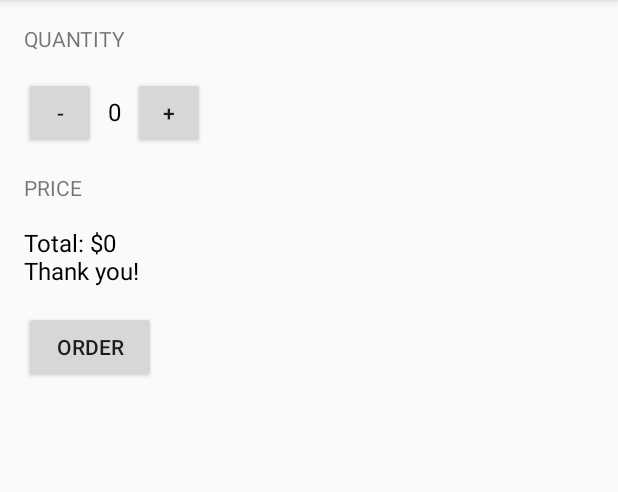
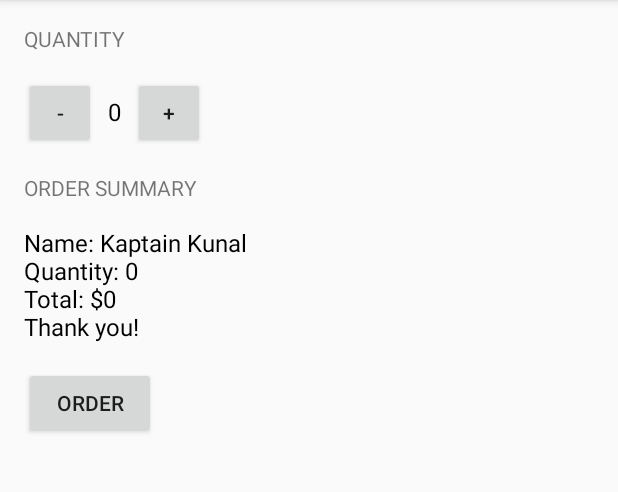
Before and after one commit to Homeye/Udacity-Google-Challenge-Scholarship-Android-Basics, an Android app: the screen it shows after launch (MainActivity), after a tap on "ORDER", on a phone screen of 412 x 824 dp, the part 84-576 px from its top. Run offline under Robolectric (Android 15) with nearby library versions, the phone set to English and light mode, and no system bars.

Commit message:
updated some stuff

```diff
--- a/JustJava/app/src/main/java/com/example/homeye/justjava/MainActivity.java
+++ b/JustJava/app/src/main/java/com/example/homeye/justjava/MainActivity.java
@@ -4,8 +4,6 @@ import android.os.Bundle;
 import android.support.v7.app.AppCompatActivity;
 import android.view.View;
 import android.widget.TextView;
-
-import java.text.NumberFormat;
 
 /**
  * This app displays an order form to order coffee.
@@ -25,7 +23,7 @@ public class MainActivity extends AppCompatActivity {
      */
     public void increment(View view) {
         quantity++;
-        display(quantity);
+        displayQuantity(quantity);
     }
 
     /**
@@ -35,40 +33,49 @@ public class MainActivity extends AppCompatActivity {
         if (quantity > 0) {
             quantity--;
         }
-        display(quantity);
+        displayQuantity(quantity);
     }
 
     /**
      * This method is called when the order button is clicked.
      */
     public void submitOrder(View view) {
-        int price = quantity * 5;
-        String priceMessage = "Total: $" + price + "\nThank you!";
-        displayMessage(priceMessage);
+        displayMessage(createOrderSummary(calculatePrice()));
+    }
+
+    /**
+     * Calculates the price of the order.
+     *
+     * @return total price
+     */
+    private int calculatePrice() {
+        return quantity * 5;
+    }
+
+    /**
+     * Create summary of the order.
+     *
+     * @param price of the order
+     * @return text summary
+     */
+    private String createOrderSummary(int price) {
+        return "Name: Kaptain Kunal" + "\nQuantity: " + quantity + "\nTotal: $" + price + "\nThank you!";
     }
 
     /**
      * This method displays the given quantity value on the screen.
      */
-    private void display(int number) {
+    private void displayQuantity(int numberOfCoffees) {
         TextView quantityTextView = (TextView) findViewById(R.id.quantity_text_view);
-        quantityTextView.setText("" + number);
-    }
-
-    /**
-     * This method displays the given price on the screen.
-     */
-    private void displayPrice(int number) {
-        TextView priceTextView = (TextView) findViewById(R.id.price_text_view);
-        priceTextView.setText(NumberFormat.getCurrencyInstance().format(number));
+        quantityTextView.setText("" + numberOfCoffees);
     }
 
     /**
      * This method displays the given text on the screen.
      */
     private void displayMessage(String message) {
-        TextView priceTextView = (TextView) findViewById(R.id.price_text_view);
-        priceTextView.setText(message);
+        TextView orderSummaryTextView = (TextView) findViewById(R.id.order_summary_text_view);
+        orderSummaryTextView.setText(message);
     }
 
 }
--- a/JustJava/app/src/main/res/layout/activity_main.xml
+++ b/JustJava/app/src/main/res/layout/activity_main.xml
@@ -48,11 +48,11 @@
         android:layout_width="wrap_content"
         android:layout_height="wrap_content"
         android:layout_marginBottom="16dp"
-        android:text="Price"
+        android:text="Order Summary"
         android:textAllCaps="true" />
 
     <TextView
-        android:id="@+id/price_text_view"
+        android:id="@+id/order_summary_text_view"
         android:layout_width="wrap_content"
         android:layout_height="wrap_content"
         android:layout_marginBottom="16dp"
--- a/JustJava/build.gradle
+++ b/JustJava/build.gradle
@@ -7,7 +7,7 @@ buildscript {
         jcenter()
     }
     dependencies {
-        classpath 'com.android.tools.build:gradle:3.0.0'
+        classpath 'com.android.tools.build:gradle:3.0.1'
 
 
         // NOTE: Do not place your application dependencies here; they belong
```
